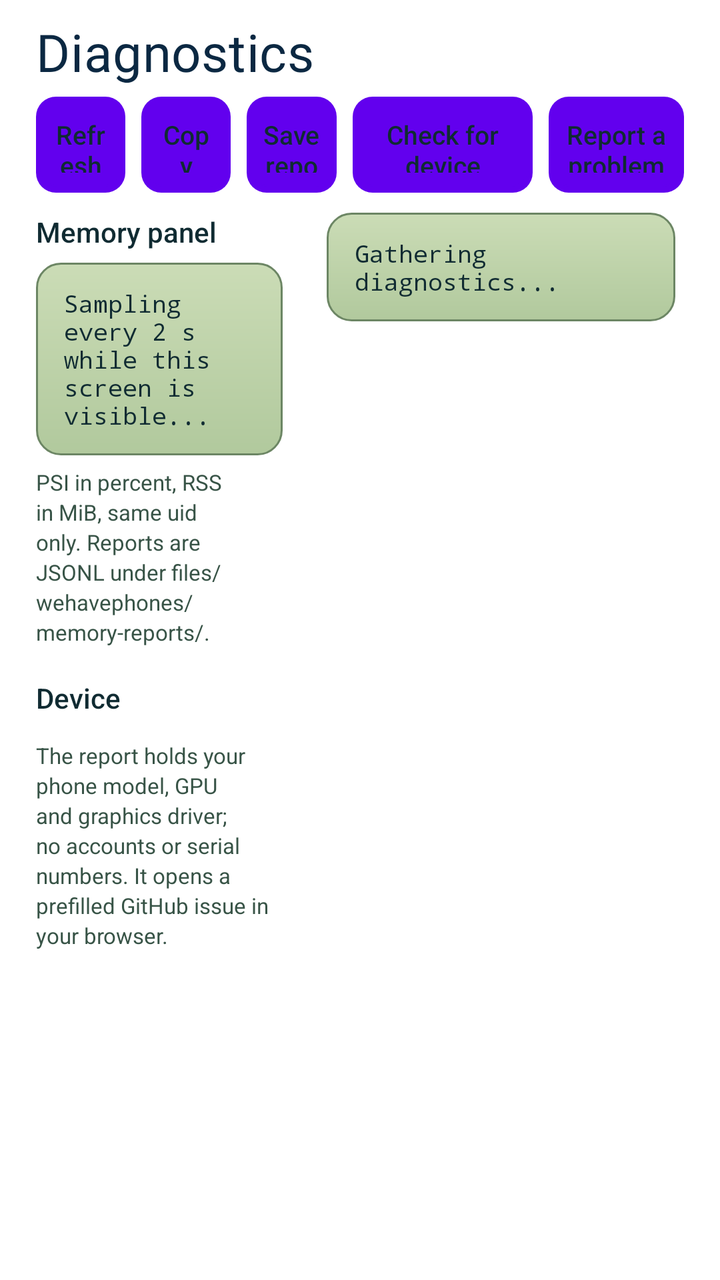
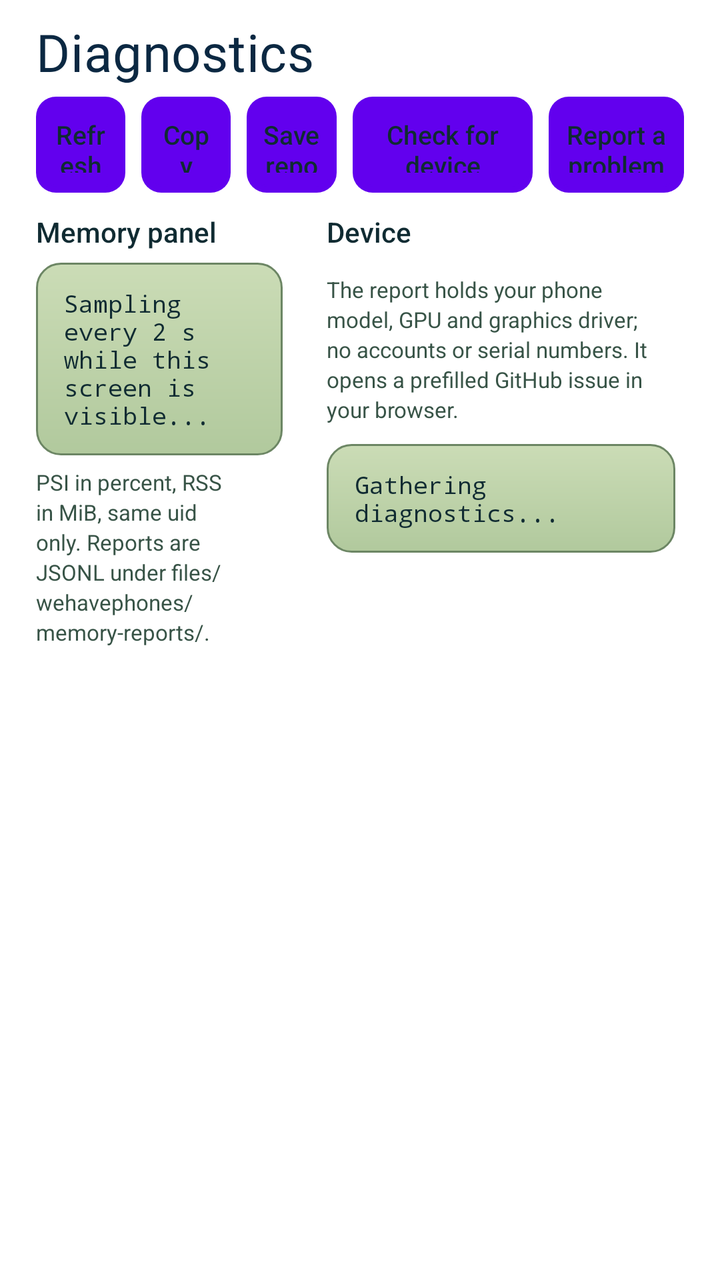

Two renders of the same Android screen: before a commit and after it. Below are the layout's source before the change and the commit's diff.
<!-- AndroidManifest.xml: fallback theme Theme.MaterialComponents.DayNight.NoActionBar -->
<!-- res/layout/fragment_wehavephones_diagnostics.xml -->
<?xml version="1.0" encoding="utf-8"?>
<LinearLayout
    xmlns:android="http://schemas.android.com/apk/res/android"
    style="@style/WeHavePhonesScreenPadding"
    android:layout_width="match_parent"
    android:layout_height="match_parent"
    android:orientation="vertical">
    <TextView
        style="@style/WeHavePhonesScreenTitle"
        android:text="@string/wehavephones_diagnostics" />
    <LinearLayout
        android:layout_width="match_parent"
        android:layout_height="wrap_content"
        android:baselineAligned="false"
        android:gravity="center_vertical"
        android:orientation="horizontal">
        <Button
            android:id="@+id/BTRefresh"
            style="@style/WeHavePhonesButtonSmall"
            android:layout_width="0dp"
            android:layout_marginTop="0dp"
            android:layout_weight="1"
            android:text="@string/wehavephones_diag_refresh" />
        <Button
            android:id="@+id/BTCopy"
            style="@style/WeHavePhonesButtonSmall"
            android:layout_width="0dp"
            android:layout_marginLeft="8dp"
            android:layout_marginTop="0dp"
            android:layout_weight="1"
            android:text="@string/wehavephones_diag_copy" />
        <Button
            android:id="@+id/BTSaveMemory"
            style="@style/WeHavePhonesButtonSmall"
            android:layout_width="0dp"
            android:layout_marginLeft="8dp"
            android:layout_marginTop="0dp"
            android:layout_weight="1"
            android:text="@string/wehavephones_diag_memory_save" />
        <Button
            android:id="@+id/BTDeviceUpdate"
            style="@style/WeHavePhonesButtonSmall"
            android:layout_width="0dp"
            android:layout_marginLeft="8dp"
            android:layout_marginTop="0dp"
            android:layout_weight="2"
            android:text="@string/wehavephones_diag_device_update" />
        <Button
            android:id="@+id/BTDeviceReport"
            style="@style/WeHavePhonesButtonSmall"
            android:layout_width="0dp"
            android:layout_marginLeft="8dp"
            android:layout_marginTop="0dp"
            android:layout_weight="1.5"
            android:text="@string/wehavephones_diag_device_report" />
    </LinearLayout>
    <LinearLayout
        android:layout_width="match_parent"
        android:layout_height="0dp"
        android:layout_marginTop="10dp"
        android:layout_weight="1"
        android:baselineAligned="false"
        android:orientation="horizontal">
        <ScrollView
            android:layout_width="0dp"
            android:layout_height="match_parent"
            android:layout_marginRight="9dp"
            android:layout_weight="1"
            android:scrollbars="vertical"
            android:scrollbarStyle="insideInset">
            <LinearLayout
                android:layout_width="match_parent"
                android:layout_height="wrap_content"
                android:orientation="vertical">
                <TextView
                    style="@style/WeHavePhonesSectionLabel"
                    android:layout_marginTop="0dp"
                    android:text="@string/wehavephones_diag_memory_title" />
                <TextView
                    android:id="@+id/TVMemoryPanel"
                    style="@style/WeHavePhonesPanel"
                    android:text="@string/wehavephones_diag_memory_sampling"
                    android:textColor="@color/wehavephones_text"
                    android:textSize="12sp"
                    android:typeface="monospace" />
                <TextView
                    style="@style/WeHavePhonesHint"
                    android:layout_marginTop="6dp"
                    android:text="@string/wehavephones_diag_memory_hint"
                    android:textSize="11sp" />
                <TextView
                    style="@style/WeHavePhonesSectionLabel"
                    android:text="@string/wehavephones_diag_device_title" />
                <TextView
                    style="@style/WeHavePhonesHint"
                    android:layout_marginTop="6dp"
                    android:text="@string/wehavephones_diag_device_hint"
                    android:textSize="11sp" />
            </LinearLayout>
        </ScrollView>
        <ScrollView
            android:layout_width="0dp"
            android:layout_height="match_parent"
            android:layout_marginLeft="9dp"
            android:layout_weight="1.4"
            android:scrollbars="vertical"
            android:scrollbarStyle="insideInset">
            <TextView
                android:id="@+id/TVDiagnostics"
                style="@style/WeHavePhonesPanel"
                android:text="@string/wehavephones_diag_empty"
                android:textColor="@color/wehavephones_text"
                android:textIsSelectable="true"
                android:textSize="12sp"
                android:typeface="monospace" />
        </ScrollView>
    </LinearLayout>
</LinearLayout>
<!-- resources referenced by this layout -->
<resources>
  <color name="wehavephones_text">#102B32</color>
  <string name="wehavephones_diag_copy">Copy</string>
  <string name="wehavephones_diag_device_hint">The report holds your phone model, GPU and graphics driver; no accounts or serial numbers. It opens a prefilled GitHub issue in your browser.</string>
  <string name="wehavephones_diag_device_report">Report a problem</string>
  <string name="wehavephones_diag_device_title">Device</string>
  <string name="wehavephones_diag_device_update">Check for device updates</string>
  <string name="wehavephones_diag_empty">Gathering diagnostics...</string>
  <string name="wehavephones_diag_memory_hint">PSI in percent, RSS in MiB, same uid only. Reports are JSONL under files/wehavephones/memory-reports/.</string>
  <string name="wehavephones_diag_memory_sampling">Sampling every 2 s while this screen is visible...</string>
  <string name="wehavephones_diag_memory_save">Save report</string>
  <string name="wehavephones_diag_memory_title">Memory panel</string>
  <string name="wehavephones_diag_refresh">Refresh</string>
  <string name="wehavephones_diagnostics">Diagnostics</string>
  <style name="WeHavePhonesHint">
          <item name="android:layout_width">match_parent</item>
          <item name="android:layout_height">wrap_content</item>
          <item name="android:textColor">@color/wehavephones_text_dim</item>
          <item name="android:textSize">12sp</item>
          <item name="android:lineSpacingExtra">2dp</item>
      </style>
  <style name="WeHavePhonesScreenPadding">
          <item name="android:paddingLeft">18dp</item>
          <item name="android:paddingRight">18dp</item>
          <item name="android:paddingTop">12dp</item>
          <item name="android:paddingBottom">14dp</item>
      </style>
  <style name="WeHavePhonesScreenTitle" parent="WeHavePhonesHeader">
          <item name="android:gravity">start</item>
          <item name="android:textSize">26sp</item>
          <item name="android:layout_marginBottom">6dp</item>
          <item name="android:letterSpacing">0.01</item>
      </style>
  <!-- drawable wehavephones_button_outline (drawable) -->
  <?xml version="1.0" encoding="utf-8"?>
  <selector
      xmlns:android="http://schemas.android.com/apk/res/android">
      <item
          android:state_enabled="false"
          android:drawable="@drawable/wehavephones_button_outline_disabled" />
      <item
          android:state_pressed="true"
          android:drawable="@drawable/wehavephones_button_outline_pressed" />
      <item
          android:drawable="@drawable/wehavephones_button_outline_normal" />
  </selector>
  <color name="wehavephones_text_dim">#385447</color>
  <!-- drawable wehavephones_card_background (drawable) -->
  <?xml version="1.0" encoding="utf-8"?>
  <shape
      xmlns:android="http://schemas.android.com/apk/res/android"
      android:shape="rectangle">
      <corners
          android:radius="12dp" />
      <gradient
          android:angle="270"
          android:startColor="#CBDCB6"
          android:endColor="#B1C99D" />
      <stroke
          android:width="1dp"
          android:color="#6C8664" />
  </shape>
  <style name="WeHavePhonesHeader">
          <item name="android:layout_width">match_parent</item>
          <item name="android:layout_height">wrap_content</item>
          <item name="android:fontFamily">@font/wehavephones_lcd</item>
          <item name="android:textColor">@color/wehavephones_text_title</item>
          <item name="android:textSize">28sp</item>
          <item name="android:includeFontPadding">false</item>
      </style>
  <color name="wehavephones_text_title">#0B2842</color>
  <!-- unchanged entries left out for length: 6 -->
</resources>

<!-- the commit's change to res/layout/fragment_wehavephones_diagnostics.xml (unified diff, before → after) -->
@@ -88,14 +88,6 @@
                     android:layout_marginTop="6dp"
                     android:text="@string/wehavephones_diag_memory_hint"
                     android:textSize="11sp" />
-                <TextView
-                    style="@style/WeHavePhonesSectionLabel"
-                    android:text="@string/wehavephones_diag_device_title" />
-                <TextView
-                    style="@style/WeHavePhonesHint"
-                    android:layout_marginTop="6dp"
-                    android:text="@string/wehavephones_diag_device_hint"
-                    android:textSize="11sp" />
             </LinearLayout>
         </ScrollView>
         <ScrollView
@@ -105,14 +97,29 @@
             android:layout_weight="1.4"
             android:scrollbars="vertical"
             android:scrollbarStyle="insideInset">
-            <TextView
-                android:id="@+id/TVDiagnostics"
-                style="@style/WeHavePhonesPanel"
-                android:text="@string/wehavephones_diag_empty"
-                android:textColor="@color/wehavephones_text"
-                android:textIsSelectable="true"
-                android:textSize="12sp"
-                android:typeface="monospace" />
+            <LinearLayout
+                android:layout_width="match_parent"
+                android:layout_height="wrap_content"
+                android:orientation="vertical">
+                <TextView
+                    style="@style/WeHavePhonesSectionLabel"
+                    android:layout_marginTop="0dp"
+                    android:text="@string/wehavephones_diag_device_title" />
+                <TextView
+                    style="@style/WeHavePhonesHint"
+                    android:layout_marginTop="6dp"
+                    android:text="@string/wehavephones_diag_device_hint"
+                    android:textSize="11sp" />
+                <TextView
+                    android:id="@+id/TVDiagnostics"
+                    style="@style/WeHavePhonesPanel"
+                    android:layout_marginTop="10dp"
+                    android:text="@string/wehavephones_diag_empty"
+                    android:textColor="@color/wehavephones_text"
+                    android:textIsSelectable="true"
+                    android:textSize="12sp"
+                    android:typeface="monospace" />
+            </LinearLayout>
         </ScrollView>
     </LinearLayout>
 </LinearLayout>
